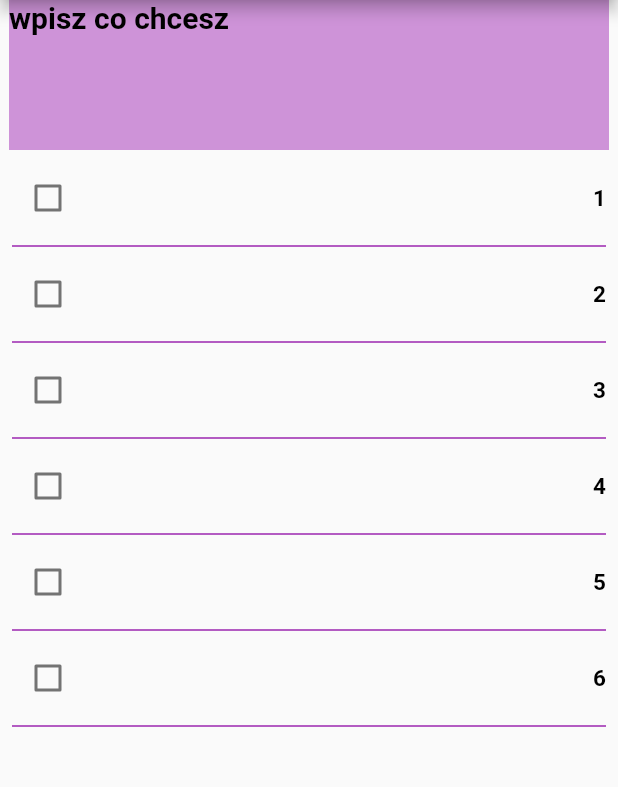
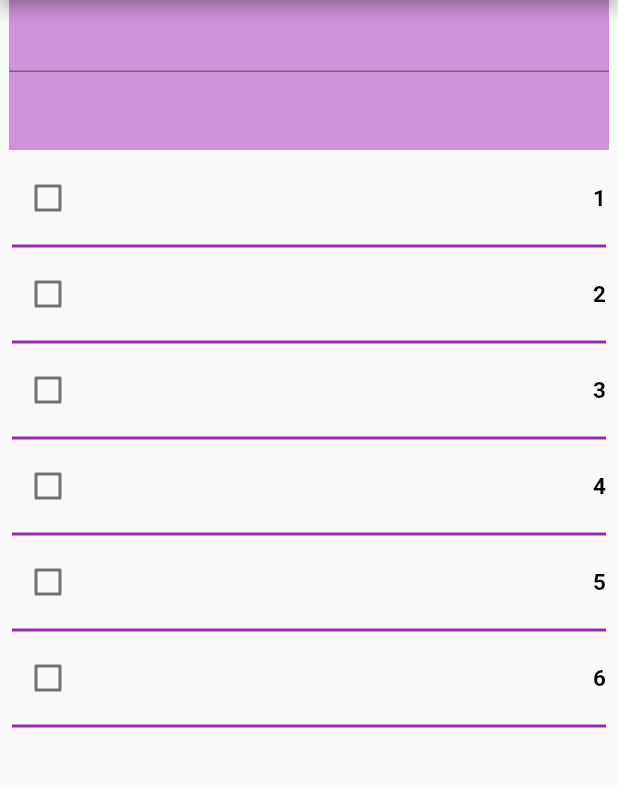
Before and after one commit to tatarmagda/todoapp, a Flutter app: the screen it shows after launch, on a phone screen of 412 x 824 dp, the part 84-871 px from its top. Run offline on Flutter 3.47's test engine with Material 2 defaults, Android fonts, the phone set to English and light mode, and no system bars.

Commit message:
pisanie w appbarze

```diff
--- a/lib/screens.dart/home.dart
+++ b/lib/screens.dart/home.dart
@@ -40,11 +40,7 @@ class MyHomePage extends StatelessWidget {
           // Center jest stricte rodzicem i każe robić dokładnie co chcemy
           Center(
             child: Container(
-              child: MyTextWidget(
-                color: Colors.black,
-                size: 20.0,
-                text: "wpisz co chcesz",
-              ),
+              child: TextFormField(),
               width: MediaQuery.of(context).size.width - 12,
               height: 100.0,
               color: Colors.purple[200],
@@ -67,7 +63,10 @@ class MyHomePage extends StatelessWidget {
 
   Widget mytask(int index) {
     bool ischecked = false;
-    return Column(
+    return Dismissible(
+      key: UniqueKey(),
+      // onDismissed: () {},
+      child: Column(
         children: [
           Row(
             mainAxisAlignment: MainAxisAlignment.spaceBetween,
@@ -82,9 +81,10 @@ class MyHomePage extends StatelessWidget {
           ),
           Divider(
             color: Colors.purple,
-          thickness: 1.0,
+            thickness: 2.0,
           )
         ],
+      ),
     );
   }
 }
```
Lines whose indentation alone changed are shown as unchanged.
